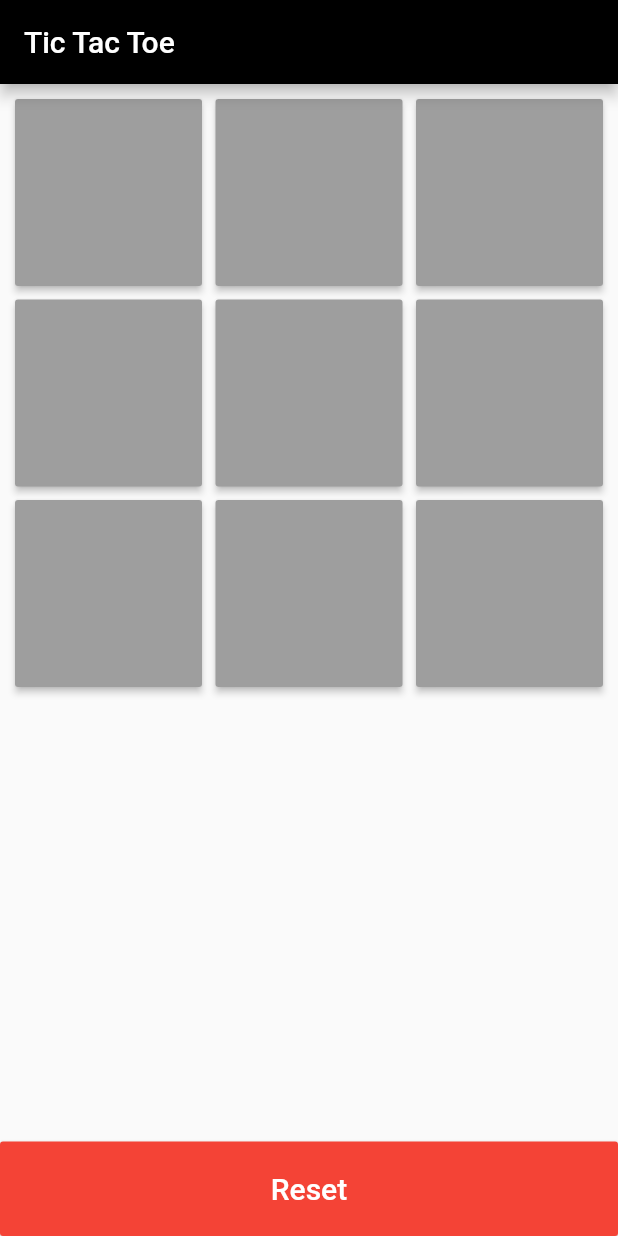
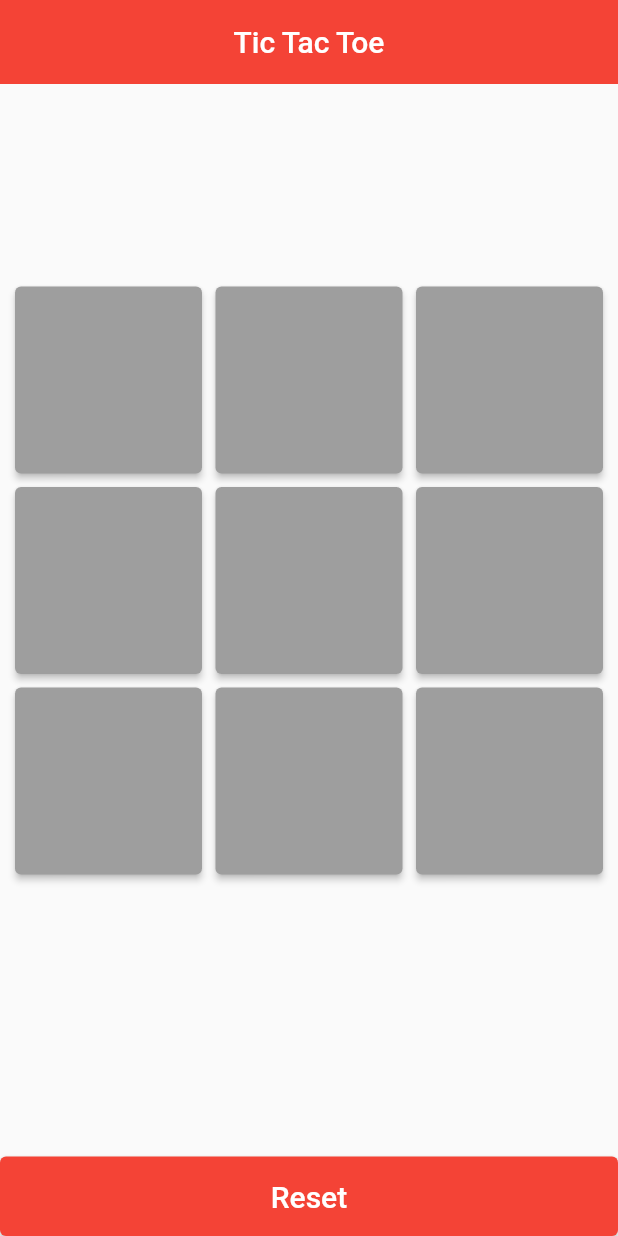
Before and after one commit to cloneartist/tictactoe, a Flutter app: the screen it shows after launch, on a phone screen of 412 x 824 dp. Run offline on Flutter 3.47's test engine with Material 2 defaults, Android fonts, the phone set to English and light mode, and no system bars.

Commit message:
Add Alert Dialog

```diff
--- a/lib/custom_dialog.dart
+++ b/lib/custom_dialog.dart
@@ -13,9 +13,11 @@ class CustomDialog extends StatelessWidget {
     return AlertDialog(
       title: new Text(title),
       content: new Text(content),
-
+      shape:RoundedRectangleBorder(
+      borderRadius: BorderRadius.circular(18.0),
+    ) ,
       actions: <Widget>[
-        new FlatButton(onPressed: callback, color: Colors.white,
+        TextButton(onPressed: callback,
         child: new Text(actionText),)
       ],
     );
--- a/lib/home_page.dart
+++ b/lib/home_page.dart
@@ -1,3 +1,4 @@
+import 'dart:math';
 import 'package:flutter/material.dart';
 import 'package:tictactoe/custom_dialog.dart';
 import 'package:tictactoe/game_button.dart';
@@ -19,8 +20,8 @@ var activePlayer;
     buttonList = doInit();
   }
   List<GameButton> doInit() {
-      player1 = new List();
-      player2 = new List();
+      player1 = new List<int>.empty(growable: true);
+      player2 = new List<int>.empty(growable: true);
       activePlayer =1;
 
 
@@ -40,7 +41,7 @@ var activePlayer;
 
   }
 
-  void playGame(GameButton gb){
+void playGame(GameButton gb){
 setState(() {
   if (activePlayer ==1){
       gb.text="X";
@@ -54,10 +55,35 @@ setState(() {
     player2.add(gb.id);
   }
   gb.enabled=false;
-  checkWinner();
+  int winner =checkWinner();
+  if(winner == -1){
+    if(buttonList.every((p) =>p.text!="")){
+      showDialog(context: context, builder:(_)=>new CustomDialog("Game Tied", "Press the reset button to start again", resetGame));
+    }
+    else{
+      // ignore: unnecessary_statements
+      activePlayer==2?autoPlay():null;
+    }
+  }
 });
   }
-void checkWinner(){
+
+  void autoPlay(){
+    var emptyCells = new List<int>.empty(growable: true);
+    var list=new List.generate(9, (i) => i+1);
+    for (var cellID in list){
+if(!(player1.contains(cellID)||player2.contains(cellID))){
+emptyCells.add(cellID);
+}
+}
+
+var r = new Random();
+var randIndex = r.nextInt(emptyCells.length-1);
+var cellID = emptyCells[randIndex];
+int i= buttonList.indexWhere((p) => p.id==cellID);
+playGame(buttonList[i]);
+  }
+int checkWinner(){
   var winner = -1;
   if(player1.contains(1)&&player1.contains(2)&&player1.contains(3)){
     winner=1;
@@ -126,7 +152,7 @@ void checkWinner(){
 
       }
     }
-
+  return winner;
   }
 
 void resetGame(){
@@ -135,18 +161,18 @@ setState(() {
   buttonList=doInit();
 });
 }
-
-
   @override
   Widget build(BuildContext context) {
     return Scaffold(
-      appBar: new AppBar(title: new Text('Tic Tac Toe')
+      appBar: new AppBar(title: new Text('Tic Tac Toe',),
+      elevation: 0,
+      centerTitle: true,
       ),
-      body: new Column(
+      body: Column(
         mainAxisAlignment: MainAxisAlignment.start,
         crossAxisAlignment: CrossAxisAlignment.stretch,
         children: <Widget>[
-
+          SizedBox(width: 30,height: 125,),
           Expanded(
             child: new GridView.builder(
             padding: const EdgeInsets.all(10.0),
@@ -159,40 +185,36 @@ setState(() {
              itemBuilder: (context,i)=>new SizedBox(
                width: 100,
                height: 100,
-               child: new RaisedButton(
-                 padding: const EdgeInsets.all(8),
-                 onPressed:  buttonList[i].enabled?()=> playGame(buttonList[i]):null,
-                 child: new Text(buttonList[i].text,
-                 style: new TextStyle(
+               child: new ElevatedButton(
+                 onPressed: buttonList[i].enabled?()=> playGame(buttonList[i]):null,
+                 style:  ButtonStyle(
+
+
+                   padding:  MaterialStateProperty.all(EdgeInsets.all(8)),
+                   backgroundColor: MaterialStateProperty.all(buttonList[i].bg),
+                 ),
+                 child: Text(buttonList[i].text,
+                 style: TextStyle(
                    color: Colors.white, fontSize: 20),
-
-                 ),
-                 color: buttonList[i].bg,
-                 disabledColor: buttonList[i].bg,
-                 ),
-
+                   ),
+                   ),
                ),
                  ),
           ),
-          new RaisedButton(
+          new ElevatedButton(
+            style: ButtonStyle(
+              backgroundColor: MaterialStateProperty.all( Colors.red),
+              padding: MaterialStateProperty.all(EdgeInsets.all(15))
+            ),
             child: new Text(
               "Reset",
               style: new TextStyle(color: Colors.white,fontSize:20),
             ),
-            color: Colors.red,
-            padding: const EdgeInsets.all(20),
             onPressed: resetGame),
 
           ],
 
       ),
-
-             );
-
-
+   );
   }
-
-
-
-
-  }
+}
--- a/lib/main.dart
+++ b/lib/main.dart
@@ -7,7 +7,8 @@ class MyApp extends StatelessWidget {
   @override
   Widget build(BuildContext context) {
     return MaterialApp(
-     theme:new ThemeData(primaryColor: Colors.black),
+    debugShowCheckedModeBanner: false,
+     theme:new ThemeData(primaryColor: Colors.red),
      home: new HomePage(),
 
     );
```
